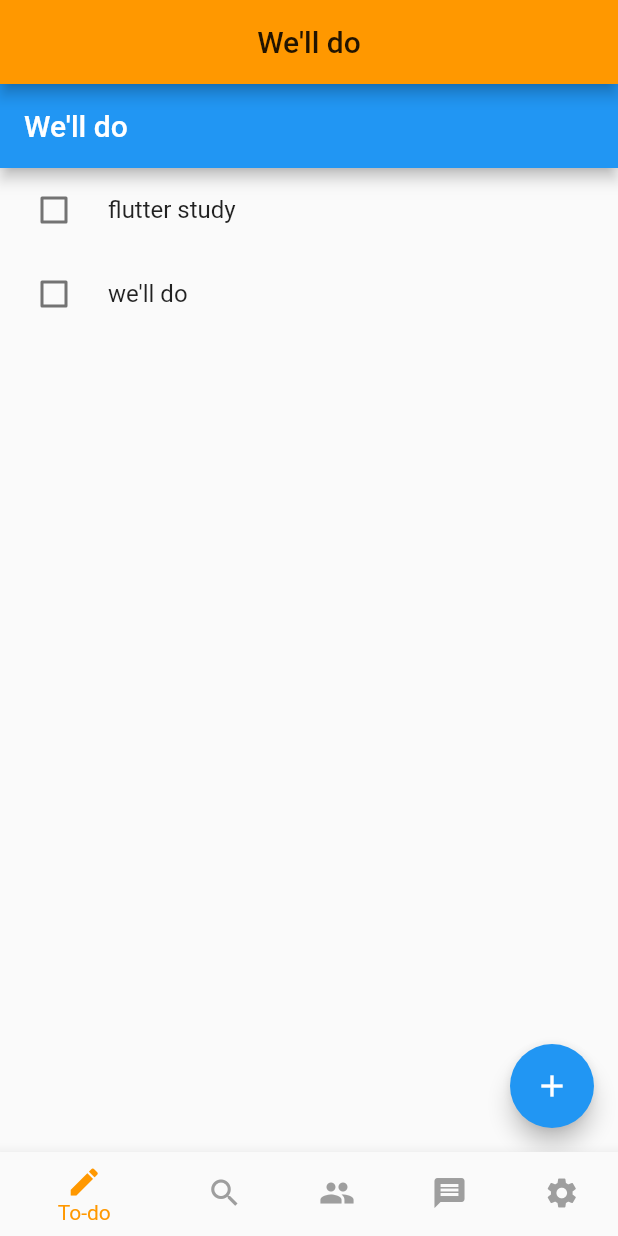
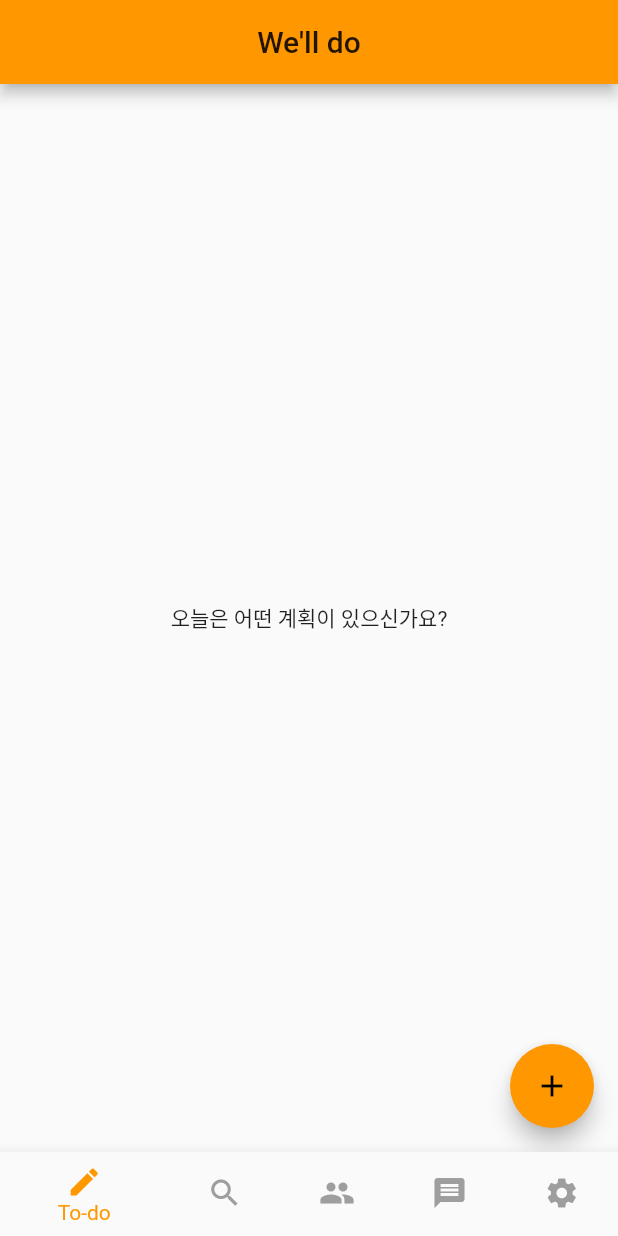
Before and after one commit to jpoh281/todoList, a Flutter app: the screen it shows after launch, on a phone screen of 412 x 824 dp. Run offline on Flutter 3.47's test engine with Material 2 defaults, Android fonts, the phone set to English and light mode, and no system bars.

Commit message:
2020-01-12 We'll do Project 3일차 checkListPage 기본 body 구성

```diff
--- a/lib/main_page.dart
+++ b/lib/main_page.dart
@@ -22,7 +22,7 @@ class _MainPageState extends State<MainPage> {
       theme: ThemeData(primarySwatch: Colors.orange),
       home: Scaffold(
         appBar: AppBar(
-          title: Text("We'll do"),
+          title: Text("We'll do", key: Key('main-app-title')),
           centerTitle: true,
         ),
         body: IndexedStack(
@@ -55,7 +55,4 @@ class _MainPageState extends State<MainPage> {
       ),
     );
   }
-
-
-
 }
--- a/lib/screeans/checklist_page.dart
+++ b/lib/screeans/checklist_page.dart
@@ -1,15 +1,32 @@
 import 'package:flutter/cupertino.dart';
 import 'package:flutter/material.dart';
+import 'package:todolist_jpoh/model/todo.dart';
 
 class CheckListPage extends StatefulWidget {
   @override
   _CheckListPageState createState() => _CheckListPageState();
 }
 
-class _CheckListPageState extends State<CheckListPage> {
-  List<bool> listChecked = [false, false];
-  List<String> todoList = ['flutter study', "we'll do"];
+class _CheckListPageState extends State<CheckListPage>
+    with TickerProviderStateMixin {
+  List<Todo> items = new List<Todo>();
+  final GlobalKey<AnimatedListState> animatedListKey =
+      GlobalKey<AnimatedListState>();
+  AnimationController emptyListController;
+
   TextEditingController _todoName = TextEditingController();
+
+  @override
+  void initState() {
+    emptyListController = AnimationController(
+      vsync: this,
+      duration: Duration(milliseconds: 200),
+    );
+
+    emptyListController.forward();
+    super.initState();
+  }
+
   @override
   void dispose() {
     // 낭비 방지를 위해 꺼줌. 컨트롤러를 꺼주자
@@ -19,85 +36,36 @@ class _CheckListPageState extends State<CheckListPage> {
 
   @override
   Widget build(BuildContext context) {
-    return MaterialApp(
-      home: Scaffold(
-        appBar: AppBar(title: Text("We'll do")),
-        body: AnimatedList(
-          initialItemCount: (todoList.isEmpty) ? 0 : todoList.length,
-          itemBuilder:
-              (BuildContext context, int index, Animation<double> animation) {
-            return (makeCheckbox(
-              todoList[index],
-              index,
-            ));
-          },
-        ),
-        floatingActionButton: FloatingActionButton(
-          onPressed: () => questionAddSchedule(context),
-          child: Icon(Icons.add),
-        ),
+    return Scaffold(
+      body: renderBody(),
+      floatingActionButton: FloatingActionButton(
+        onPressed: null,
+        child: Icon(Icons.add),
       ),
     );
   }
 
-  makeCheckbox(String todo, int index) {
-    return CheckboxListTile(
-      controlAffinity: ListTileControlAffinity.leading,
-      value: listChecked[index],
-      title: Text(todo,
-          style: (listChecked[index])
-              ? TextStyle(decoration: TextDecoration.lineThrough)
-              : null),
-      onChanged: (_) {
-        setState(() {
-          listChecked[index] = !listChecked[index];
-        });
-      },
+  Widget renderBody() {
+    if (items.length > 0) {
+      return buildListView();
+    } else {
+      return emptyList();
+    }
+  }
+
+  Widget emptyList() {
+    return Center(
+      child: FadeTransition(
+        opacity: emptyListController,
+        child: Text('오늘은 어떤 계획이 있으신가요?'),
+      ),
     );
   }
 
-  questionAddSchedule(BuildContext context) {
-    return showDialog(
-        barrierDismissible: true,
-        useRootNavigator: true,
-        context: context,
-        builder: (BuildContext context) => AlertDialog(
-                title: Text('To do List'),
-                content: Text('Do you want to add To do List?'),
-                actions: <Widget>[
-                  Column(
-                    children: <Widget>[
-                      SizedBox(
-                        width: MediaQuery.of(context).size.width,
-                        child: TextFormField(
-                          decoration: InputDecoration(
-                              hintText: "What will you do today?"),
-                          controller: _todoName,
-                        ),
-                      ),
-                      Row(
-                        children: <Widget>[
-                          FlatButton(
-                            child: Text('No'),
-                            onPressed: () {
-                              Navigator.of(context).pop();
-                            },
-                          ),
-                          FlatButton(
-                            child: Text('Yes'),
-                            onPressed: () {
-                              Navigator.of(context).pop();
-                              setState(() {
-                                todoList.add(_todoName.text);
-                                listChecked.add(false);
-                                _todoName.clear();
-                              });
-                            },
-                          ),
-                        ],
-                      )
-                    ],
-                  ),
-                ]));
+  Widget buildListView() {
+    return AnimatedList(
+        key: animatedListKey,
+        initialItemCount: items.length,
+        itemBuilder: null);
   }
 }
```
Also changed, not shown: lib/model/todo.dart (+8 -14 lines).
